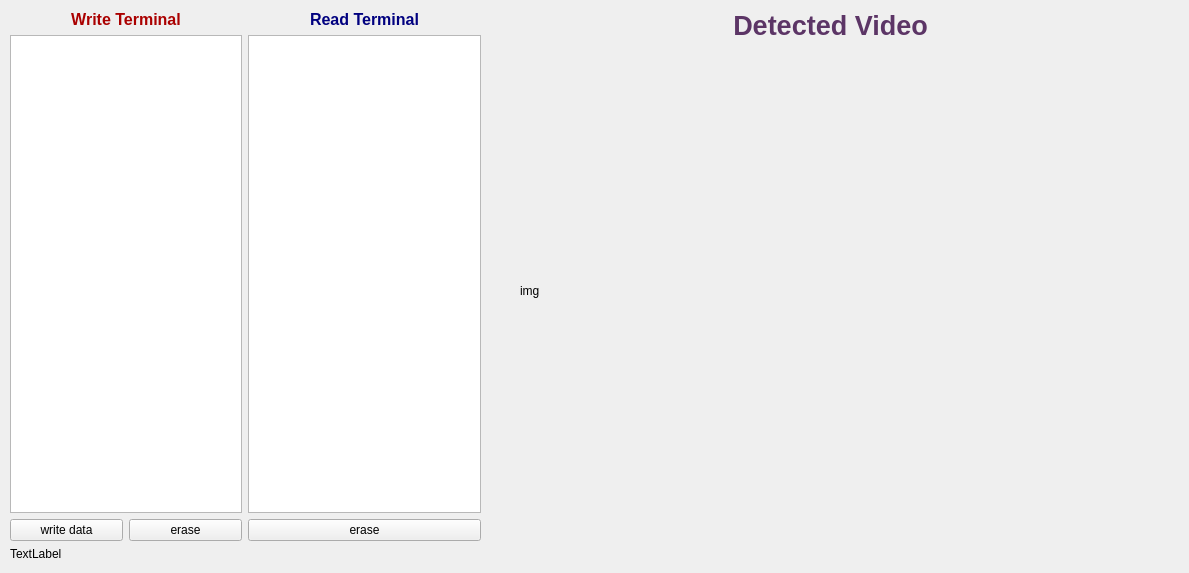
First picture: the form in mainwindow.ui, repository mqjinwon/QTserialComm, before the edit.
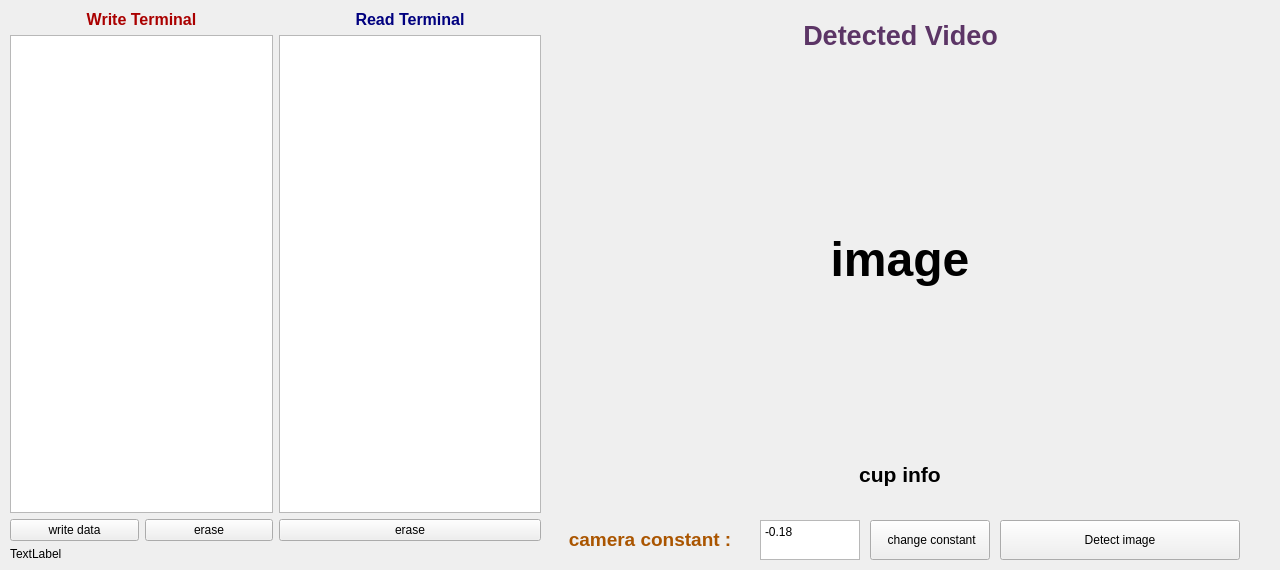
Second picture: the form after the edit.

Patch:
```diff
--- a/mainwindow.ui
+++ b/mainwindow.ui
@@ -6,8 +6,8 @@
    <rect>
     <x>0</x>
     <y>0</y>
-    <width>1189</width>
-    <height>573</height>
+    <width>1280</width>
+    <height>570</height>
    </rect>
   </property>
   <property name="windowTitle">
@@ -19,7 +19,7 @@
      <rect>
       <x>10</x>
       <y>10</y>
-      <width>471</width>
+      <width>531</width>
       <height>551</height>
      </rect>
     </property>
@@ -103,8 +103,8 @@
    <widget class="QLabel" name="imgLabel">
     <property name="geometry">
      <rect>
-      <x>680</x>
-      <y>10</y>
+      <x>750</x>
+      <y>20</y>
       <width>301</width>
       <height>31</height>
      </rect>
@@ -116,14 +116,91 @@
    <widget class="QLabel" name="jImg">
     <property name="geometry">
      <rect>
-      <x>520</x>
-      <y>110</y>
-      <width>619</width>
-      <height>361</height>
+      <x>580</x>
+      <y>80</y>
+      <width>640</width>
+      <height>360</height>
      </rect>
     </property>
     <property name="text">
-     <string>img</string>
+     <string>&lt;html&gt;&lt;head/&gt;&lt;body&gt;&lt;p align=&quot;center&quot;&gt;&lt;span style=&quot; font-size:36pt; font-weight:600;&quot;&gt;image&lt;/span&gt;&lt;/p&gt;&lt;/body&gt;&lt;/html&gt;</string>
+    </property>
+   </widget>
+   <widget class="QPushButton" name="isDetectBT">
+    <property name="geometry">
+     <rect>
+      <x>1000</x>
+      <y>520</y>
+      <width>240</width>
+      <height>40</height>
+     </rect>
+    </property>
+    <property name="text">
+     <string>Detect image</string>
+    </property>
+   </widget>
+   <widget class="QPlainTextEdit" name="cameraConstant">
+    <property name="geometry">
+     <rect>
+      <x>760</x>
+      <y>520</y>
+      <width>100</width>
+      <height>40</height>
+     </rect>
+    </property>
+    <property name="minimumSize">
+     <size>
+      <width>100</width>
+      <height>40</height>
+     </size>
+    </property>
+    <property name="toolTip">
+     <string/>
+    </property>
+    <property name="plainText">
+     <string>-0.18</string>
+    </property>
+   </widget>
+   <widget class="QLabel" name="label">
+    <property name="geometry">
+     <rect>
+      <x>550</x>
+      <y>520</y>
+      <width>200</width>
+      <height>40</height>
+     </rect>
+    </property>
+    <property name="text">
+     <string>&lt;html&gt;&lt;head/&gt;&lt;body&gt;&lt;p align=&quot;center&quot;&gt;&lt;span style=&quot; font-size:14pt; font-weight:600; color:#aa5500;&quot;&gt;camera constant :&lt;/span&gt;&lt;/p&gt;&lt;/body&gt;&lt;/html&gt;</string>
+    </property>
+   </widget>
+   <widget class="QPushButton" name="changeConstant">
+    <property name="geometry">
+     <rect>
+      <x>870</x>
+      <y>520</y>
+      <width>120</width>
+      <height>40</height>
+     </rect>
+    </property>
+    <property name="styleSheet">
+     <string notr="true">font: oblique 9pt &quot;Sans Serif&quot;;</string>
+    </property>
+    <property name="text">
+     <string> change constant</string>
+    </property>
+   </widget>
+   <widget class="QLabel" name="cupInfo">
+    <property name="geometry">
+     <rect>
+      <x>580</x>
+      <y>450</y>
+      <width>640</width>
+      <height>50</height>
+     </rect>
+    </property>
+    <property name="text">
+     <string>&lt;html&gt;&lt;head/&gt;&lt;body&gt;&lt;p align=&quot;center&quot;&gt;&lt;span style=&quot; font-size:16pt; font-weight:600;&quot;&gt;cup info&lt;/span&gt;&lt;/p&gt;&lt;/body&gt;&lt;/html&gt;</string>
     </property>
    </widget>
   </widget>
```
